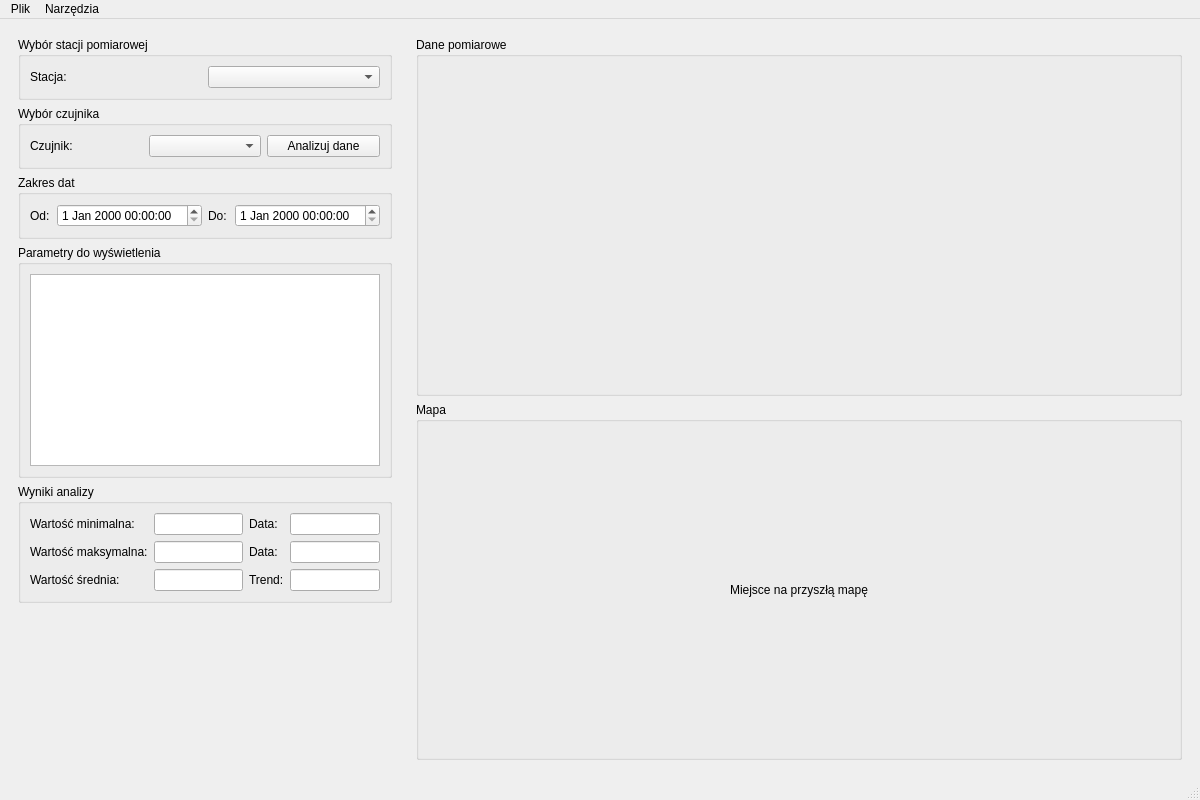
Qt form mainwindow.ui (Dykkta/air_quality_app) before a commit.
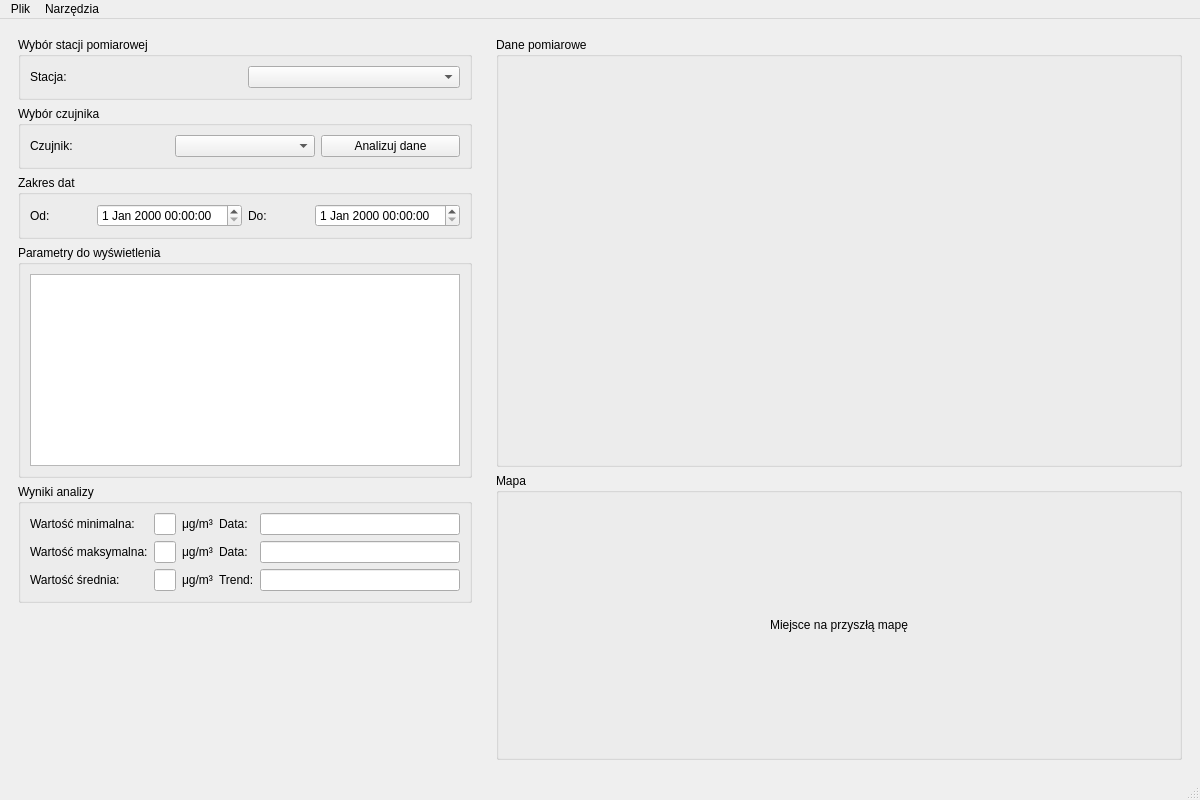
The same form after that commit.

Patch:
```diff
--- a/mainwindow.ui
+++ b/mainwindow.ui
@@ -126,20 +126,39 @@
           </item>
           <item row="0" column="1">
            <widget class="QLineEdit" name="minValueEdit">
+            <property name="maximumSize">
+             <size>
+              <width>80</width>
+              <height>16777215</height>
+             </size>
+            </property>
             <property name="readOnly">
              <bool>true</bool>
             </property>
            </widget>
           </item>
           <item row="0" column="2">
-           <widget class="QLabel" name="minDateLabel">
+           <widget class="QLabel" name="minUnitLabel">
             <property name="text">
-             <string>Data:</string>
+             <string>μg/m³</string>
             </property>
            </widget>
           </item>
           <item row="0" column="3">
+           <widget class="QLabel" name="minDateLabel">
+            <property name="text">
+             <string>Data:</string>
+            </property>
+           </widget>
+          </item>
+          <item row="0" column="4">
            <widget class="QLineEdit" name="minDateEdit">
+            <property name="minimumSize">
+             <size>
+              <width>200</width>
+              <height>0</height>
+             </size>
+            </property>
             <property name="readOnly">
              <bool>true</bool>
             </property>
@@ -154,20 +173,39 @@
           </item>
           <item row="1" column="1">
            <widget class="QLineEdit" name="maxValueEdit">
+            <property name="maximumSize">
+             <size>
+              <width>80</width>
+              <height>16777215</height>
+             </size>
+            </property>
             <property name="readOnly">
              <bool>true</bool>
             </property>
            </widget>
           </item>
           <item row="1" column="2">
-           <widget class="QLabel" name="maxDateLabel">
+           <widget class="QLabel" name="maxUnitLabel">
             <property name="text">
-             <string>Data:</string>
+             <string>μg/m³</string>
             </property>
            </widget>
           </item>
           <item row="1" column="3">
+           <widget class="QLabel" name="maxDateLabel">
+            <property name="text">
+             <string>Data:</string>
+            </property>
+           </widget>
+          </item>
+          <item row="1" column="4">
            <widget class="QLineEdit" name="maxDateEdit">
+            <property name="minimumSize">
+             <size>
+              <width>200</width>
+              <height>0</height>
+             </size>
+            </property>
             <property name="readOnly">
              <bool>true</bool>
             </property>
@@ -182,20 +220,39 @@
           </item>
           <item row="2" column="1">
            <widget class="QLineEdit" name="avgValueEdit">
+            <property name="maximumSize">
+             <size>
+              <width>80</width>
+              <height>16777215</height>
+             </size>
+            </property>
             <property name="readOnly">
              <bool>true</bool>
             </property>
            </widget>
           </item>
           <item row="2" column="2">
+           <widget class="QLabel" name="avgUnitLabel">
+            <property name="text">
+             <string>μg/m³</string>
+            </property>
+           </widget>
+          </item>
+          <item row="2" column="3">
            <widget class="QLabel" name="trendLabel">
             <property name="text">
              <string>Trend:</string>
             </property>
            </widget>
           </item>
-          <item row="2" column="3">
+          <item row="2" column="4">
            <widget class="QLineEdit" name="trendEdit">
+            <property name="minimumSize">
+             <size>
+              <width>200</width>
+              <height>0</height>
+             </size>
+            </property>
             <property name="readOnly">
              <bool>true</bool>
             </property>
@@ -235,7 +292,7 @@
          <property name="sizePolicy">
           <sizepolicy hsizetype="Preferred" vsizetype="Preferred">
            <horstretch>0</horstretch>
-           <verstretch>1</verstretch>
+       <verstretch>3</verstretch>
           </sizepolicy>
          </property>
          <property name="title">
@@ -249,7 +306,7 @@
          <property name="sizePolicy">
           <sizepolicy hsizetype="Preferred" vsizetype="Preferred">
            <horstretch>0</horstretch>
-           <verstretch>1</verstretch>
+       <verstretch>2</verstretch>
           </sizepolicy>
          </property>
          <property name="title">
```
Left out of the diff: 6 changed lines with no effect on the pictures. Lines whose indentation alone changed are shown as unchanged.
